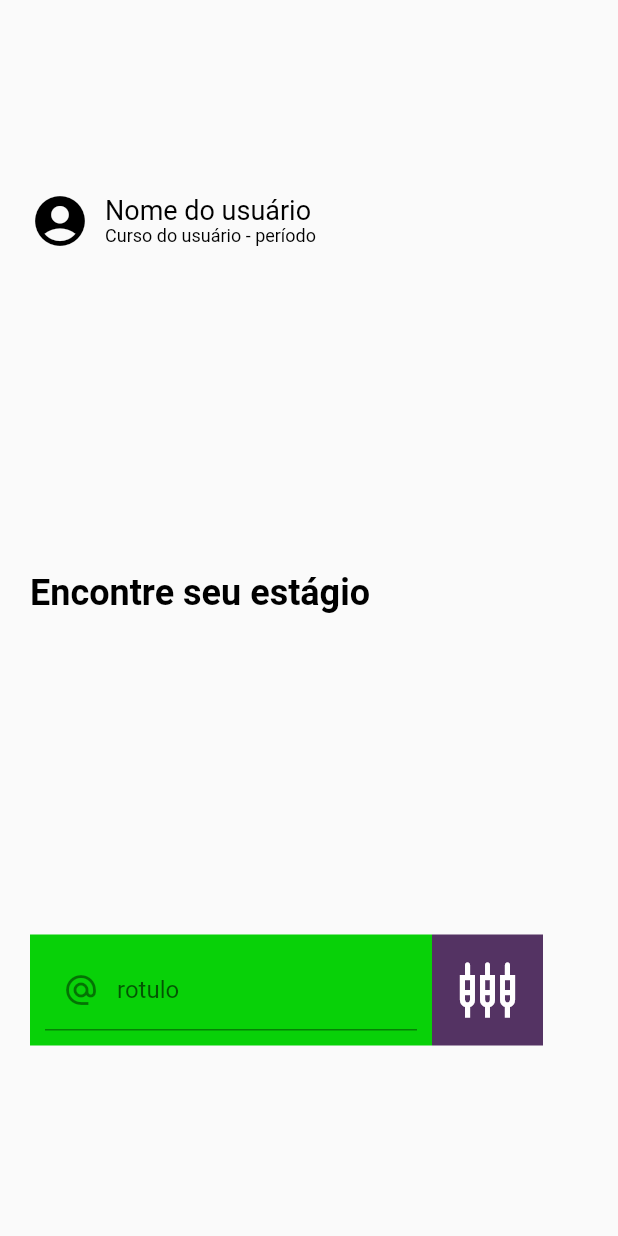
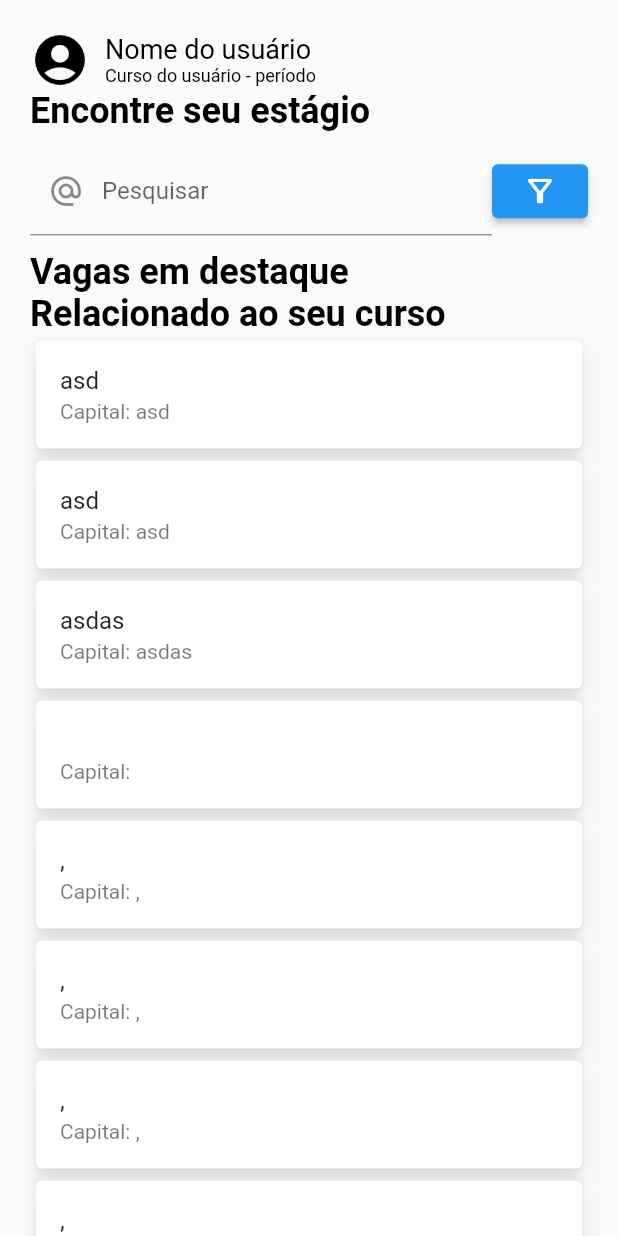
Before and after one commit to islycodes/jobfinder-flutter, a Flutter app: the TelaMenuInicial screen opened by its route, on a phone screen of 412 x 824 dp. Run offline on Flutter 3.47's test engine with Material 2 defaults, Android fonts, the phone set to English and light mode, and no system bars.

Commit message:
Update tela_menu_inicial.dart

```diff
--- a/lib/view/tela_menu_inicial.dart
+++ b/lib/view/tela_menu_inicial.dart
@@ -7,11 +7,16 @@ class TelaMenuInicial extends StatelessWidget {
 
   @override
   Widget build(BuildContext context) {
+    final controller = TextEditingController();
     return Scaffold(
-      body: Padding(
+      body: SingleChildScrollView(
           padding: EdgeInsets.all(20),
+          child: ConstrainedBox(
+            constraints: BoxConstraints(
+              minHeight: MediaQuery.of(context).size.height,
+            ),
             child: Column(
-            mainAxisAlignment: MainAxisAlignment.spaceAround,
+                mainAxisAlignment: MainAxisAlignment.spaceEvenly,
                 crossAxisAlignment: CrossAxisAlignment.start,
                 children: [
                   Row(
@@ -24,11 +29,11 @@ class TelaMenuInicial extends StatelessWidget {
                           crossAxisAlignment: CrossAxisAlignment.start,
                           children: [
                             Text('Nome do usuário',
-                            style:
-                                TextStyle(fontSize: 18, color: Colors.black)),
+                                style: TextStyle(
+                                    fontSize: 18, color: Colors.black)),
                             Text('Curso do usuário - período',
-                            style:
-                                TextStyle(fontSize: 12, color: Colors.black)),
+                                style: TextStyle(
+                                    fontSize: 12, color: Colors.black)),
                           ],
                         ),
                       )
@@ -40,27 +45,54 @@ class TelaMenuInicial extends StatelessWidget {
                           color: Colors.black,
                           fontWeight: FontWeight.bold)),
                   Row(
+                    children: <Widget>[
+                      Flexible(
+                        child: campoTexto('Pesquisar', controller),
+                      ),
+                      ElevatedButton(
+                          onPressed: () {},
+                          child: Icon(Icons.filter_alt_outlined))
+                    ],
+                  ),
+                  Text('Vagas em destaque',
+                      style: TextStyle(
+                          fontSize: 24,
+                          color: Colors.black,
+                          fontWeight: FontWeight.bold)),
+                  Text('Relacionado ao seu curso',
+                      style: TextStyle(
+                          fontSize: 24,
+                          color: Colors.black,
+                          fontWeight: FontWeight.bold)),
+                  // ['asd','kj','asd','asdasd'].map((item) {
+                  //   return Container(child: Text(item));
+                  // }).toList(),
+                  Column(
                     children: [
-                  Container(
-                    color: Color.fromARGB(255, 8, 209, 8),
-                    height: 74,
-                    width: 268,
-                    child: Padding(
-                      padding: EdgeInsets.only(left: 10, right: 10),
-                      child: campoTexto('rotulo', null),
+                      'asd',
+                      'asd',
+                      'asdas',
+                      '',
+                      ',',
+                      ',',
+                      ',',
+                      ',',
+                      ',',
+                      '',
+                      'asd'
+                    ].map((e) {
+                      return Card(
+                        shadowColor: Colors.black54,
+                        elevation: 5,
+                        child: ListTile(
+                          title: Text(e),
+                          subtitle: Text('Capital: ${e}'),
                         ),
+                      );
+                    }).toList(),
                   ),
-                  Container(
-                    height: 74,
-                    width: 74,
-                    color: Color.fromRGBO(84, 51, 99, 1),
-                    child: Icon(Icons.settings_input_composite_outlined,
-                        size: 40, color: Colors.white),
-                  ),
-                ],
-              )
                 ]),
-      ),
+          )),
     );
   }
 }
```
Lines whose indentation alone changed are shown as unchanged.
